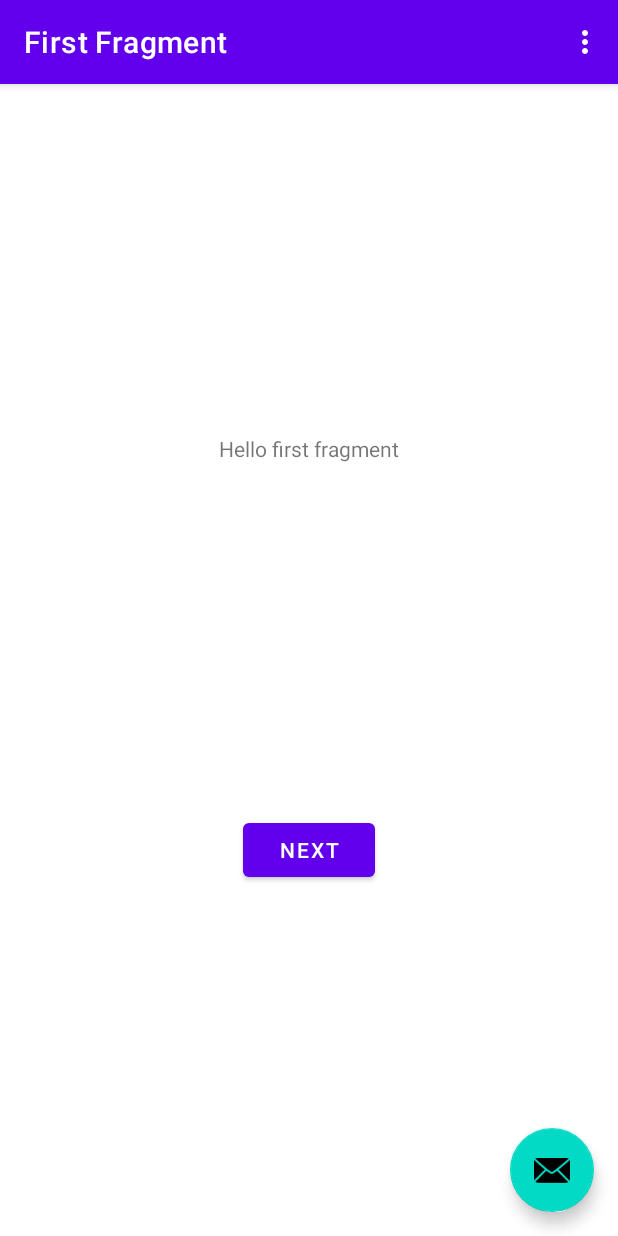
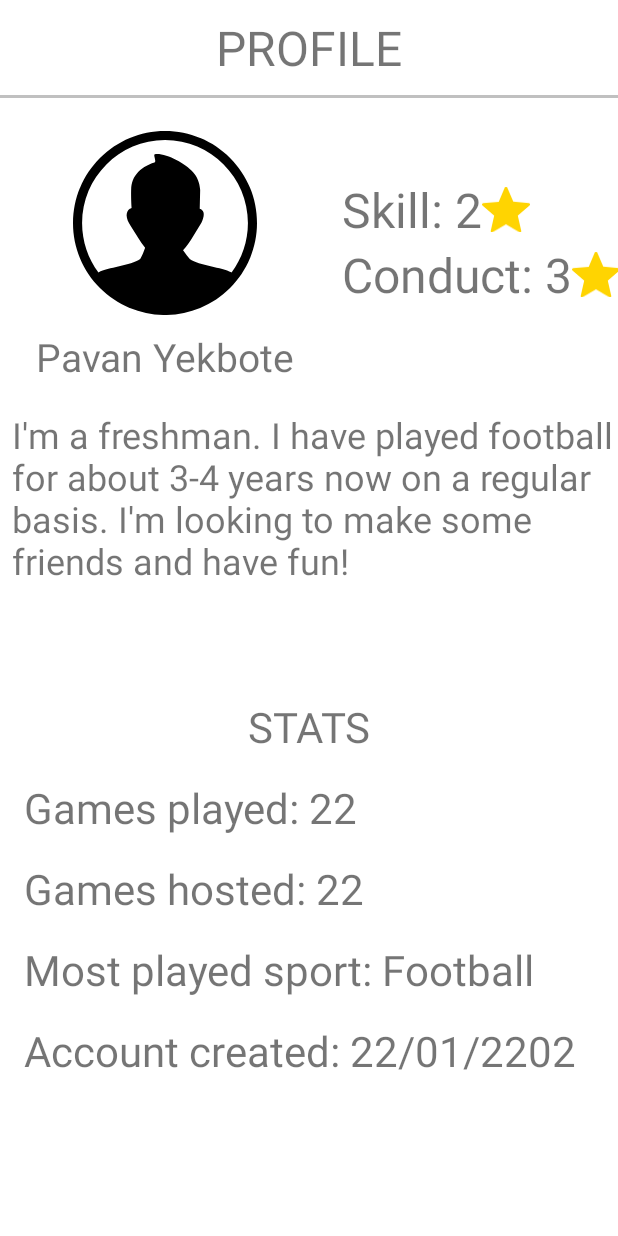
Before and after one commit to yekbote-pavan/pepper-games, an Android app: the screen it shows after launch (MainActivity before the commit, ProfileActivity after it), on a phone screen of 412 x 824 dp. Run offline under Robolectric (Android 15) with nearby library versions, the phone set to English and light mode, and no system bars; our stand-ins replace data binding.

Commit message:
feat: setting values via user object

```diff
--- a/app/build.gradle
+++ b/app/build.gradle
@@ -28,6 +28,7 @@ android {
     }
     buildFeatures {
         viewBinding true
+        dataBinding true
     }
 }
 
--- a/app/src/main/AndroidManifest.xml
+++ b/app/src/main/AndroidManifest.xml
@@ -13,7 +13,7 @@
         android:theme="@style/Theme.PepperGames"
         tools:targetApi="31">
         <activity
-            android:name=".MainActivity"
+            android:name=".ProfileActivity"
             android:exported="true"
             android:label="@string/app_name"
             android:theme="@style/Theme.PepperGames.NoActionBar">
--- /dev/null
+++ b/app/src/main/java/com/example/peppergames/ProfileActivity.java
@@ -0,0 +1,50 @@
+package com.example.peppergames;
+
+import android.annotation.SuppressLint;
+import android.os.Bundle;
+import android.widget.TextView;
+
+import androidx.appcompat.app.AppCompatActivity;
+import androidx.databinding.DataBindingUtil;
+
+import com.example.peppergames.databinding.ProfileBinding;
+import com.example.peppergames.dto.User;
+
+public class ProfileActivity extends AppCompatActivity {
+
+    private ProfileBinding binding;
+    private User user;
+
+    @SuppressLint("DefaultLocale")
+    @Override
+    protected void onCreate(Bundle savedInstanceState) {
+        super.onCreate(savedInstanceState);
+        setContentView(R.layout.profile);
+        user = new User("Pavan Yekbote", 2, 3, "I'm a freshman. " +
+                "I have played football for about 3-4 years now on a regular basis. I'm looking to make some friends and have fun!",
+                22, 22, "Football", "22/01/2202");
+        TextView textView = findViewById(R.id.user_name);
+        textView.setText(user.getName());
+
+        textView = findViewById(R.id.user_skill_rating);
+        textView.setText(String.format("Skill: %d", user.getSkillRating()));
+
+        textView = findViewById(R.id.user_conduct_rating);
+        textView.setText(String.format("Conduct: %d", user.getConductRating()));
+
+        textView = findViewById(R.id.user_bio);
+        textView.setText(user.getBio());
+
+        textView = findViewById(R.id.user_games_played);
+        textView.setText(String.format("Games played: %d", user.getGamesPlayed()));
+
+        textView = findViewById(R.id.user_games_hosted);
+        textView.setText(String.format("Games hosted: %d", user.getGamesHosted()));
+
+        textView = findViewById(R.id.user_favorite_sport);
+        textView.setText(String.format("Most played sport: %s", user.getFavoriteSport()));
+
+        textView = findViewById(R.id.user_account_created);
+        textView.setText(String.format("Account created: %s", user.getAccountCreatedDate()));
+    }
+}
--- /dev/null
+++ b/app/src/main/java/com/example/peppergames/dto/User.java
@@ -0,0 +1,88 @@
+package com.example.peppergames.dto;
+
+public class User {
+
+    private String name;
+    private int skillRating;
+    private int conductRating;
+    private String bio;
+    private int gamesPlayed;
+    private int gamesHosted;
+    private String favoriteSport;
+    private String accountCreatedDate;
+
+    public User(String name, int skillRating, int conductRating, String bio, int gamesPlayed, int gamesHosted, String favoriteSport, String accountCreatedDate) {
+        this.name = name;
+        this.skillRating = skillRating;
+        this.conductRating = conductRating;
+        this.bio = bio;
+        this.gamesPlayed = gamesPlayed;
+        this.gamesHosted = gamesHosted;
+        this.favoriteSport = favoriteSport;
+        this.accountCreatedDate = accountCreatedDate;
+    }
+
+    public String getName() {
+        return name;
+    }
+
+    public void setName(String name) {
+        this.name = name;
+    }
+
+    public int getSkillRating() {
+        return skillRating;
+    }
+
+    public void setSkillRating(int skillRating) {
+        this.skillRating = skillRating;
+    }
+
+    public int getConductRating() {
+        return conductRating;
+    }
+
+    public void setConductRating(int conductRating) {
+        this.conductRating = conductRating;
+    }
+
+    public String getBio() {
+        return bio;
+    }
+
+    public void setBio(String bio) {
+        this.bio = bio;
+    }
+
+    public int getGamesPlayed() {
+        return gamesPlayed;
+    }
+
+    public void setGamesPlayed(int gamesPlayed) {
+        this.gamesPlayed = gamesPlayed;
+    }
+
+    public int getGamesHosted() {
+        return gamesHosted;
+    }
+
+    public void setGamesHosted(int gamesHosted) {
+        this.gamesHosted = gamesHosted;
+    }
+
+    public String getFavoriteSport() {
+        return favoriteSport;
+    }
+
+    public void setFavoriteSport(String favoriteSport) {
+        this.favoriteSport = favoriteSport;
+    }
+
+    public String getAccountCreatedDate() {
+        return accountCreatedDate;
+    }
+
+    public void setAccountCreatedDate(String accountCreatedDate) {
+        this.accountCreatedDate = accountCreatedDate;
+    }
+}
--- a/app/src/main/res/layout/profile.xml
+++ b/app/src/main/res/layout/profile.xml
@@ -1,16 +1,18 @@
+<?xml version="1.0" encoding="utf-8"?>
+<layout
+    xmlns:android="http://schemas.android.com/apk/res/android"
+    xmlns:tools="http://schemas.android.com/tools"
+    tools:context=".ProfileActivity">
 <LinearLayout
     android:layout_height="match_parent"
     android:layout_width="match_parent"
-    android:orientation="vertical"
-    xmlns:android="http://schemas.android.com/apk/res/android">
-
+    android:orientation="vertical">
     <TextView
         android:layout_width="wrap_content"
         android:layout_height="wrap_content"
         android:layout_marginTop="10dp"
         android:layout_marginBottom="10dp"
         android:text="@string/profile_title"
-        android:id="@+id/profile_text"
         android:layout_gravity="center"
         android:textSize="32sp">
     </TextView>
@@ -26,7 +28,7 @@
         android:orientation="horizontal">
 
         <LinearLayout
-            android:layout_width="wrap_content"
+            android:layout_width="220dp"
             android:layout_height="match_parent"
             android:orientation="vertical"
             android:gravity="center">
@@ -44,10 +46,11 @@
             <TextView
                 android:layout_width="wrap_content"
                 android:layout_height="wrap_content"
-                android:text="Pavan Yekbote"
+                android:id="@+id/user_name"
+                android:text="PAVAN YEKBOTE"
                 android:paddingLeft="4dp"
                 android:paddingRight="4dp"
-                android:textSize="28sp" />
+                android:textSize="26sp" />
         </LinearLayout>
 
         <LinearLayout
@@ -61,11 +64,11 @@
                 android:layout_width="wrap_content"
                 android:layout_height="wrap_content"
                 android:orientation="horizontal">
-
                 <TextView
                     android:layout_width="wrap_content"
                     android:layout_height="wrap_content"
                     android:textSize="32sp"
+                    android:id="@+id/user_skill_rating"
                     android:text="Skill: 2"/>
 
                 <ImageView
@@ -83,6 +86,7 @@
                     android:layout_width="wrap_content"
                     android:layout_height="wrap_content"
                     android:textSize="32sp"
+                    android:id="@+id/user_conduct_rating"
                     android:text="Conduct: 3"/>
 
                 <ImageView
@@ -95,18 +99,20 @@
     </LinearLayout>
 
     <TextView
+        android:id="@+id/user_bio"
         android:layout_width="match_parent"
-        android:layout_height="wrap_content"
+        android:layout_height="176dp"
+        android:layout_marginStart="8dp"
         android:layout_marginTop="16dp"
-        android:layout_marginStart="8dp"
-        android:text="I love playing games. please let me join, i am new here, i love to play games and skateboard cause thats just how i roll"
-        android:gravity="start|center"
-        android:textSize="28sp"/>
+        android:gravity="start"
+        android:text="jdjksshfksdfjkdsfhjkdshfkjdshkfj jksdfjk sdhfjk dshfjk"
+        android:textSize="24sp" />
 
     <LinearLayout
         android:layout_width="match_parent"
         android:layout_height="match_parent"
         android:orientation="vertical"
+        android:layout_gravity="bottom|center"
         android:paddingLeft="16dp"
         android:paddingRight="16dp"
         android:paddingTop="16dp">
@@ -118,39 +124,61 @@
             android:gravity="top|center"
             android:textSize="28sp"/>
 
+        <LinearLayout
+            android:layout_width="match_parent"
+            android:layout_height="wrap_content"
+            android:orientation="horizontal">
             <TextView
                 android:layout_width="match_parent"
                 android:layout_height="wrap_content"
                 android:layout_marginTop="16dp"
+                android:id="@+id/user_games_played"
                 android:text="Games played: 22"
                 android:gravity="start|center"
                 android:textSize="28sp"/>
+        </LinearLayout>
 
+        <LinearLayout
+            android:layout_width="match_parent"
+            android:layout_height="wrap_content"
+            android:orientation="horizontal">
             <TextView
                 android:layout_width="match_parent"
                 android:layout_height="wrap_content"
                 android:layout_marginTop="16dp"
+                android:id="@+id/user_games_hosted"
                 android:text="Games hosted: 22"
                 android:gravity="start|center"
                 android:textSize="28sp"/>
+        </LinearLayout>
 
+        <LinearLayout
+            android:layout_width="match_parent"
+            android:layout_height="wrap_content"
+            android:orientation="horizontal">
             <TextView
                 android:layout_width="match_parent"
                 android:layout_height="wrap_content"
                 android:layout_marginTop="16dp"
+                android:id="@+id/user_favorite_sport"
                 android:text="Most played sport: Football"
                 android:gravity="start|center"
                 android:textSize="28sp"/>
+        </LinearLayout>
 
+        <LinearLayout
+            android:layout_width="match_parent"
+            android:layout_height="wrap_content"
+            android:orientation="horizontal">
             <TextView
                 android:layout_width="match_parent"
                 android:layout_height="wrap_content"
                 android:layout_marginTop="16dp"
-            android:text="Account created: 09/11/2022"
+                android:id="@+id/user_account_created"
+                android:text="Account created: 22/01/2019"
                 android:gravity="start|center"
                 android:textSize="28sp"/>
         </LinearLayout>
-
-
-
     </LinearLayout>
+</LinearLayout>
+</layout>
```
Lines whose indentation alone changed are shown as unchanged.
